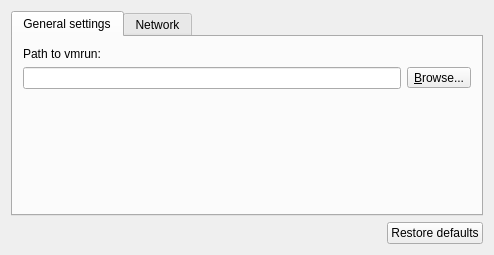
Before: the Qt Designer form gns3/modules/vmware/ui/vmware_preferences_page.ui in GNS3/gns3-gui, drawn with Qt 5.
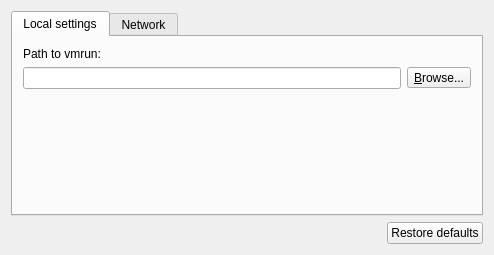
After: the same form once the commit is applied.

Commit message: General settings => local settings

Patch:
```diff
--- a/gns3/modules/vmware/ui/vmware_preferences_page.ui
+++ b/gns3/modules/vmware/ui/vmware_preferences_page.ui
@@ -24,7 +24,7 @@
      </property>
      <widget class="QWidget" name="uiGeneralSettingsTabWidget">
       <attribute name="title">
-       <string>General settings</string>
+       <string>Local settings</string>
       </attribute>
       <layout class="QGridLayout" name="gridLayout_2">
        <property name="leftMargin">
```
The commit also changes 7 other files.
